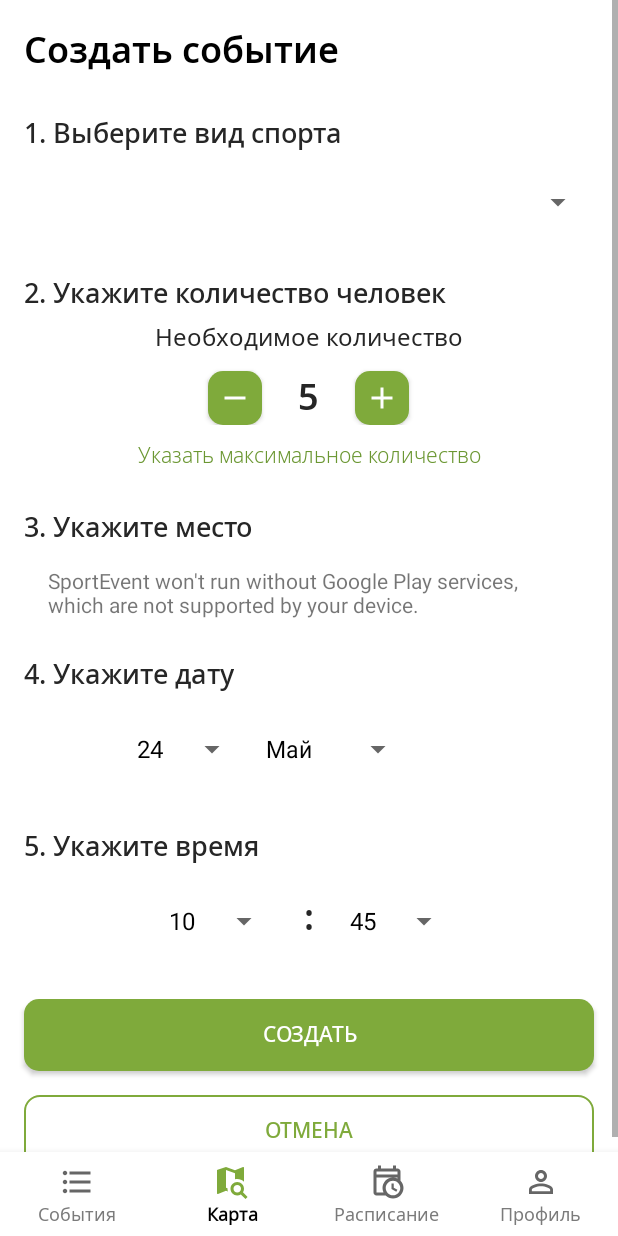
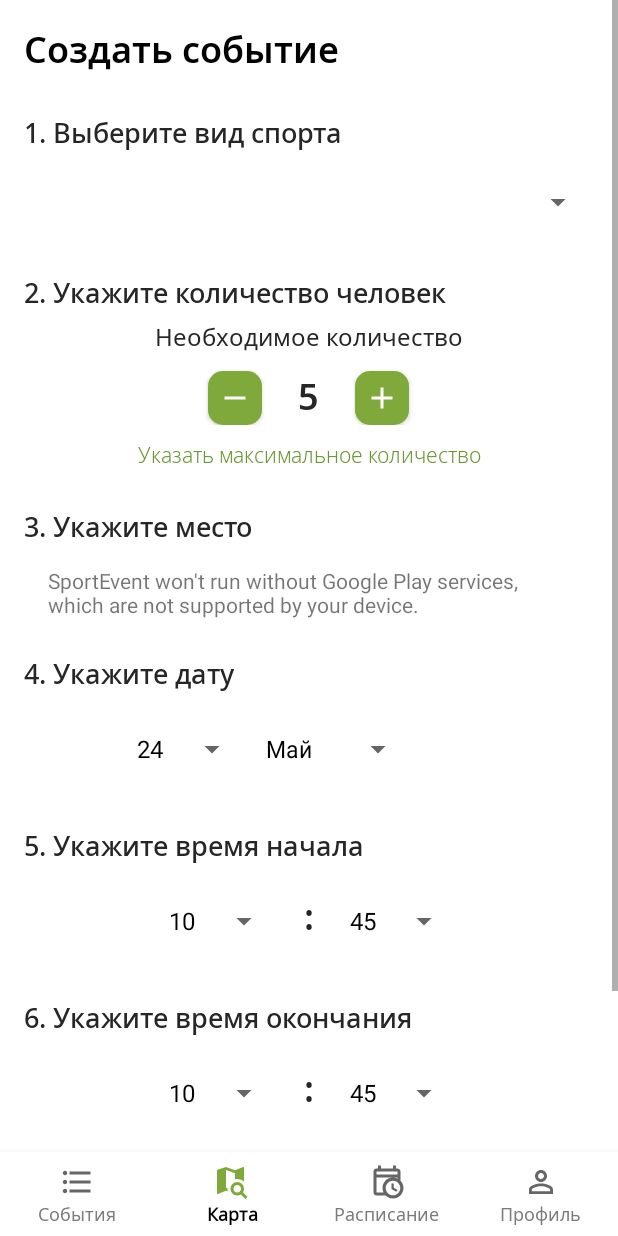
Before and after one commit to LukichevaPolina/SportEvent, an Android app: the fragment CreateEventFragment placed in its activity, on a phone screen of 412 x 824 dp. Run offline under Robolectric (Android 15) with nearby library versions, the light colour scheme and no system bars; Roboto replaces fonts that are not available here.

Commit message:
Small fixies in Creation event fragment

```diff
--- a/frontend/app/src/main/java/com/sport/event/accountManager/AccountAuthenticator.kt
+++ b/frontend/app/src/main/java/com/sport/event/accountManager/AccountAuthenticator.kt
@@ -75,6 +75,7 @@ class AccountAuthenticator(private val mContext: Context) : AbstractAccountAuthe
                 val refreshTokenResponse = refresh(refreshTokenRequest)
                 refreshTokenResponse?.getAccessToken()
             }
+            println(authToken)
         }
         val result = Bundle()
         result.putString(AccountManager.KEY_ACCOUNT_NAME, account.name)
--- a/frontend/app/src/main/java/com/sport/event/activities/CreateEventFragment.kt
+++ b/frontend/app/src/main/java/com/sport/event/activities/CreateEventFragment.kt
@@ -41,14 +41,18 @@ class CreateEventFragment : Fragment() {
 
     lateinit var dayAdapter: ArrayAdapter<Int>
     lateinit var monthAdapter: ArrayAdapter<String>
-    lateinit var hourAdapter: ArrayAdapter<String>
-    lateinit var minuteAdapter: ArrayAdapter<String>
+    lateinit var startHourAdapter: ArrayAdapter<String>
+    lateinit var startMinuteAdapter: ArrayAdapter<String>
+    lateinit var endHourAdapter: ArrayAdapter<String>
+    lateinit var endMinuteAdapter: ArrayAdapter<String>
     lateinit var sportAdapter: ArrayAdapter<String>
 
     var selectedDay: Int = day
     var selectedMonth: Int = month
-    var selectedHour:Int = hour
-    var selectedMinute: Int = minute
+    var selectedStartHour:Int = hour
+    var selectedStartMinute: Int = minute
+    var selectedEndHour:Int = hour
+    var selectedEndMinute: Int = minute
     var selectedSport: Int = 1
 
     var sports = ArrayList<String>()
@@ -61,8 +65,10 @@ class CreateEventFragment : Fragment() {
 
         dayAdapter= ArrayAdapter(requireContext(), R.layout.support_simple_spinner_dropdown_item, days)
         monthAdapter = ArrayAdapter(requireContext(), R.layout.support_simple_spinner_dropdown_item, months)
-        hourAdapter = ArrayAdapter(requireContext(), R.layout.support_simple_spinner_dropdown_item, hours)
-        minuteAdapter = ArrayAdapter(requireContext(), R.layout.support_simple_spinner_dropdown_item, minutes)
+        startHourAdapter = ArrayAdapter(requireContext(), R.layout.support_simple_spinner_dropdown_item, hours)
+        startMinuteAdapter = ArrayAdapter(requireContext(), R.layout.support_simple_spinner_dropdown_item, minutes)
+        endHourAdapter = ArrayAdapter(requireContext(), R.layout.support_simple_spinner_dropdown_item, hours)
+        endMinuteAdapter = ArrayAdapter(requireContext(), R.layout.support_simple_spinner_dropdown_item, minutes)
         sportAdapter = ArrayAdapter(requireContext(), R.layout.support_simple_spinner_dropdown_item, sports)
 
         APIApp.restClient?.service?.getSports()?.enqueue(object:
@@ -94,8 +100,10 @@ class CreateEventFragment : Fragment() {
 
         setDaysSpinner(view)
         setMonthSpinner(view)
-        setHoursSpinner(view)
-        setMinuteSpinner(view)
+        setStartHoursSpinner(view)
+        setStartMinuteSpinner(view)
+        setEndHoursSpinner(view)
+        setEndMinuteSpinner(view)
         setSportSpinner(view)
 
         val createButton: Button = view.findViewById(R.id.btnCreate)
@@ -114,7 +122,6 @@ class CreateEventFragment : Fragment() {
 
     private fun setDaysSpinner(view: View) {
         val daysSpinner: Spinner = view.findViewById(R.id.spinner_day)
-        dayAdapter.setDropDownViewResource(R.layout.support_simple_spinner_dropdown_item)
         daysSpinner.setAdapter(dayAdapter)
 
         val itemSelectedListener: AdapterView.OnItemSelectedListener =
@@ -128,11 +135,11 @@ class CreateEventFragment : Fragment() {
                     selectedDay = parent.getItemAtPosition(position) as Int
                     if (selectedDay == day && selectedMonth == month)
                     {
-                        setTodayMinutes(minutes, minuteAdapter)
-                        setTodayHours(hours, hourAdapter)
+                        setTodayMinutes(minutes, startMinuteAdapter, endMinuteAdapter)
+                        setTodayHours(hours, startHourAdapter, endHourAdapter)
                     } else {
-                        setStartMinutes(minutes, minuteAdapter)
-                        setStartHours(hours, hourAdapter)
+                        setStartMinutes(minutes, startMinuteAdapter, endMinuteAdapter)
+                        setStartHours(hours, startHourAdapter, endHourAdapter)
                     }
                 }
 
@@ -143,7 +150,6 @@ class CreateEventFragment : Fragment() {
 
     private fun setMonthSpinner(view: View) {
         val monthSpinner: Spinner = view.findViewById(R.id.spinner_month)
-        monthAdapter.setDropDownViewResource(R.layout.support_simple_spinner_dropdown_item)
         monthSpinner.setAdapter(monthAdapter)
 
         val itemSelectedListener: AdapterView.OnItemSelectedListener =
@@ -163,11 +169,11 @@ class CreateEventFragment : Fragment() {
                     }
                     if (selectedDay == day && selectedMonth == month)
                     {
-                        setTodayMinutes(minutes, minuteAdapter)
-                        setTodayHours(hours, hourAdapter)
+                        setTodayMinutes(minutes, startMinuteAdapter, endMinuteAdapter)
+                        setTodayHours(hours, startHourAdapter, endHourAdapter)
                     } else {
-                        setStartMinutes(minutes, minuteAdapter)
-                        setStartHours(hours, hourAdapter)
+                        setStartMinutes(minutes, startMinuteAdapter, endMinuteAdapter)
+                        setStartHours(hours, startHourAdapter, endHourAdapter)
                     }
                 }
 
@@ -176,10 +182,9 @@ class CreateEventFragment : Fragment() {
         monthSpinner.setOnItemSelectedListener(itemSelectedListener)
     }
 
-    private fun setMinuteSpinner(view: View) {
-        val minuteSpinner: Spinner = view.findViewById(R.id.spinner_minutes)
-        minuteAdapter.setDropDownViewResource(R.layout.support_simple_spinner_dropdown_item)
-        minuteSpinner.setAdapter(minuteAdapter)
+    private fun setStartMinuteSpinner(view: View) {
+        val minuteSpinner: Spinner = view.findViewById(R.id.spinner_start_minutes)
+        minuteSpinner.setAdapter(startMinuteAdapter)
 
         val itemSelectedListener: AdapterView.OnItemSelectedListener =
             object : AdapterView.OnItemSelectedListener {
@@ -189,7 +194,7 @@ class CreateEventFragment : Fragment() {
                     position: Int,
                     id: Long
                 ) {
-                    selectedMinute = (parent.getItemAtPosition(position) as String).toInt()
+                    selectedStartMinute = (parent.getItemAtPosition(position) as String).toInt()
                 }
 
                 override fun onNothingSelected(parent: AdapterView<*>?) {}
@@ -197,10 +202,9 @@ class CreateEventFragment : Fragment() {
         minuteSpinner.setOnItemSelectedListener(itemSelectedListener)
     }
 
-    private fun setHoursSpinner(view: View) {
-        val hourSpinner: Spinner = view.findViewById(R.id.spinner_hours)
-        hourAdapter.setDropDownViewResource(R.layout.support_simple_spinner_dropdown_item)
-        hourSpinner.setAdapter(hourAdapter)
+    private fun setEndMinuteSpinner(view: View) {
+        val minuteSpinner: Spinner = view.findViewById(R.id.spinner_end_minutes)
+        minuteSpinner.setAdapter(endMinuteAdapter)
 
         val itemSelectedListener: AdapterView.OnItemSelectedListener =
             object : AdapterView.OnItemSelectedListener {
@@ -210,12 +214,58 @@ class CreateEventFragment : Fragment() {
                     position: Int,
                     id: Long
                 ) {
-                    selectedHour = (parent.getItemAtPosition(position) as String).toInt()
+                    selectedEndMinute = (parent.getItemAtPosition(position) as String).toInt()
+                }
 
-                    if (selectedHour == hour) {
-                        setTodayMinutes(minutes, minuteAdapter)
+                override fun onNothingSelected(parent: AdapterView<*>?) {}
+            }
+        minuteSpinner.setOnItemSelectedListener(itemSelectedListener)
+    }
+
+    private fun setStartHoursSpinner(view: View) {
+        val hourSpinner: Spinner = view.findViewById(R.id.spinner_start_hours)
+        hourSpinner.setAdapter(startHourAdapter)
+
+        val itemSelectedListener: AdapterView.OnItemSelectedListener =
+            object : AdapterView.OnItemSelectedListener {
+                override fun onItemSelected(
+                    parent: AdapterView<*>,
+                    view: View,
+                    position: Int,
+                    id: Long
+                ) {
+                    selectedStartHour = (parent.getItemAtPosition(position) as String).toInt()
+
+                    if (selectedStartHour == hour) {
+                        setTodayMinutes(minutes, startMinuteAdapter, endMinuteAdapter)
                     } else {
-                        setStartMinutes(minutes, minuteAdapter)
+                        setStartMinutes(minutes, startMinuteAdapter, endMinuteAdapter)
+                    }
+                }
+
+                override fun onNothingSelected(parent: AdapterView<*>?) {}
+            }
+        hourSpinner.setOnItemSelectedListener(itemSelectedListener)
+    }
+
+    private fun setEndHoursSpinner(view: View) {
+        val hourSpinner: Spinner = view.findViewById(R.id.spinner_end_hours)
+        hourSpinner.setAdapter(endHourAdapter)
+
+        val itemSelectedListener: AdapterView.OnItemSelectedListener =
+            object : AdapterView.OnItemSelectedListener {
+                override fun onItemSelected(
+                    parent: AdapterView<*>,
+                    view: View,
+                    position: Int,
+                    id: Long
+                ) {
+                    selectedEndHour = (parent.getItemAtPosition(position) as String).toInt()
+
+                    if (selectedEndHour == hour) {
+                        setTodayMinutes(minutes, startMinuteAdapter, endMinuteAdapter)
+                    } else {
+                        setStartMinutes(minutes, startMinuteAdapter, endMinuteAdapter)
                     }
                 }
 
@@ -257,32 +307,36 @@ class CreateEventFragment : Fragment() {
         adapter.notifyDataSetChanged()
     }
 
-    private fun setStartMinutes(data: ArrayList<String>, adapter: ArrayAdapter<String>) {
+    private fun setStartMinutes(data: ArrayList<String>, startAdapter: ArrayAdapter<String>, endAdapter: ArrayAdapter<String>) {
         data.clear()
         data.addAll(ArrayList((0..59 step 15).toList().map{String.format("%02d", it)}))
-        adapter.notifyDataSetChanged()
+        startAdapter.notifyDataSetChanged()
+        endAdapter.notifyDataSetChanged()
     }
 
-    private fun setTodayMinutes(data: ArrayList<String>, adapter: ArrayAdapter<String>) {
+    private fun setTodayMinutes(data: ArrayList<String>, startAdapter: ArrayAdapter<String>, endAdapter: ArrayAdapter<String>) {
         cal = Calendar.getInstance(Locale.ENGLISH)
         minute = (cal[Calendar.MINUTE] / 15 + 1) * 15
         data.clear()
         data.addAll(ArrayList((minute..59 step 15).toList().map{String.format("%02d", it)}))
-        adapter.notifyDataSetChanged()
+        startAdapter.notifyDataSetChanged()
+        endAdapter.notifyDataSetChanged()
     }
 
-    private fun setStartHours(data: ArrayList<String>, adapter: ArrayAdapter<String>) {
+    private fun setStartHours(data: ArrayList<String>, startAdapter: ArrayAdapter<String>, endAdapter: ArrayAdapter<String>) {
         data.clear()
         data.addAll(ArrayList((0..23).toList().map{String.format("%02d", it)}))
-        adapter.notifyDataSetChanged()
+        startAdapter.notifyDataSetChanged()
+        endAdapter.notifyDataSetChanged()
     }
 
-    private fun setTodayHours(data: ArrayList<String>, adapter: ArrayAdapter<String>) {
+    private fun setTodayHours(data: ArrayList<String>, startAdapter: ArrayAdapter<String>, endAdapter: ArrayAdapter<String>) {
         cal = Calendar.getInstance(Locale.ENGLISH)
         hour = cal[Calendar.HOUR_OF_DAY]
         data.clear()
         data.addAll(ArrayList((hour..23).toList().map{String.format("%02d", it)}))
-        adapter.notifyDataSetChanged()
+        startAdapter.notifyDataSetChanged()
+        endAdapter.notifyDataSetChanged()
     }
 
     private fun clickMinus(buttonMinus: Button, buttonPlus: Button, textView: TextView) {
@@ -305,9 +359,13 @@ class CreateEventFragment : Fragment() {
 
 
     private fun CreateEvent() {
+        if (selectedStartHour > selectedEndHour || ((selectedStartHour == selectedEndHour) and (selectedStartMinute > selectedEndMinute))) {
+            Toast.makeText(context, "Время начала должно быть раньше времени окончания!", Toast.LENGTH_LONG).show()
+            return
+        }
         val date = "2022-" + String.format("%02d", selectedMonth + 1) + "-" + String.format("%02d",selectedDay)
-        val startTime = selectedHour.toString() + ":" + selectedMinute
-        val endTime = (selectedHour + 1).toString() + ":" + selectedMinute
+        val startTime = selectedStartHour.toString() + ":" + selectedStartMinute
+        val endTime = selectedEndHour.toString() + ":" + selectedEndMinute
         val freeSeats = personNumber
         val level = 1
         val latitude = 22
@@ -337,15 +395,11 @@ class CreateEventFragment : Fragment() {
         }.start()
     }
 
-    fun CloseFragment() {
+    private fun CloseFragment() {
         val fm: FragmentManager = parentFragmentManager
         val ft: FragmentTransaction = fm.beginTransaction()
         ft.remove(this)
         ft.setTransition(FragmentTransaction.TRANSIT_FRAGMENT_CLOSE)
         ft.commit()
     }
-
-    companion object {
-        fun newInstance(param1: String, param2: String) = CreateEventFragment()
-    }
 }
--- a/frontend/app/src/main/res/layout/fragment_create_event.xml
+++ b/frontend/app/src/main/res/layout/fragment_create_event.xml
@@ -217,23 +217,23 @@
         </RelativeLayout>
 
         <TextView
-            android:id="@+id/choose_time_text"
+            android:id="@+id/choose_start_time_text"
             android:layout_width="wrap_content"
             android:layout_height="wrap_content"
             android:layout_below="@+id/date_layout"
             android:layout_marginStart="16dp"
             android:layout_marginTop="24dp"
             android:layout_marginBottom="4dp"
-            android:text="5. Укажите время"
+            android:text="@string/_5_start_time"
             android:textAppearance="@style/Text_Subtitle_18pt"
             android:textColor="@color/Base_800"
             app:layout_constraintStart_toStartOf="parent" />
 
         <RelativeLayout
-            android:id="@+id/time_layout"
+            android:id="@+id/starts_time_layout"
             android:layout_width="wrap_content"
             android:layout_height="wrap_content"
-            android:layout_below="@+id/choose_time_text"
+            android:layout_below="@+id/choose_start_time_text"
             android:layout_alignParentStart="true"
             android:layout_alignParentEnd="true"
             android:layout_marginStart="67dp"
@@ -243,16 +243,16 @@
             android:radius="16dp">
 
             <Spinner
-                android:id="@+id/spinner_hours"
+                android:id="@+id/spinner_start_hours"
                 android:layout_width="wrap_content"
                 android:layout_height="wrap_content"
                 android:layout_marginTop="8dp"
                 android:layout_marginEnd="16dp"
                 android:layout_marginBottom="4dp"
-                android:layout_toStartOf="@+id/colon" />
+                android:layout_toStartOf="@+id/start_colon" />
 
             <TextView
-                android:id="@+id/colon"
+                android:id="@+id/start_colon"
                 android:layout_width="wrap_content"
                 android:layout_height="wrap_content"
                 android:layout_centerInParent="true"
@@ -264,20 +264,77 @@
 
 
             <Spinner
-                android:id="@+id/spinner_minutes"
+                android:id="@+id/spinner_start_minutes"
                 android:layout_width="wrap_content"
                 android:layout_height="wrap_content"
                 android:layout_marginStart="16dp"
                 android:layout_marginTop="8dp"
                 android:layout_marginBottom="4dp"
-                android:layout_toEndOf="@+id/colon" />
+                android:layout_toEndOf="@+id/start_colon" />
+        </RelativeLayout>
+
+        <TextView
+            android:id="@+id/choose_end_time_text"
+            android:layout_width="wrap_content"
+            android:layout_height="wrap_content"
+            android:layout_below="@+id/starts_time_layout"
+            android:layout_marginStart="16dp"
+            android:layout_marginTop="24dp"
+            android:layout_marginBottom="4dp"
+            android:text="@string/_6_end_time"
+            android:textAppearance="@style/Text_Subtitle_18pt"
+            android:textColor="@color/Base_800"
+            app:layout_constraintStart_toStartOf="parent" />
+
+        <RelativeLayout
+            android:id="@+id/end_time_layout"
+            android:layout_width="wrap_content"
+            android:layout_height="wrap_content"
+            android:layout_below="@+id/choose_end_time_text"
+            android:layout_alignParentStart="true"
+            android:layout_alignParentEnd="true"
+            android:layout_marginStart="67dp"
+            android:layout_marginEnd="67dp"
+            android:background="@color/Base_0"
+            android:orientation="vertical"
+            android:radius="16dp">
+
+            <Spinner
+                android:id="@+id/spinner_end_hours"
+                android:layout_width="wrap_content"
+                android:layout_height="wrap_content"
+                android:layout_marginTop="8dp"
+                android:layout_marginEnd="16dp"
+                android:layout_marginBottom="4dp"
+                android:layout_toStartOf="@+id/end_colon" />
+
+            <TextView
+                android:id="@+id/end_colon"
+                android:layout_width="wrap_content"
+                android:layout_height="wrap_content"
+                android:layout_centerInParent="true"
+                android:layout_marginTop="10dp"
+                android:gravity="center"
+                android:text=":"
+                android:textAppearance="@style/Text_H1_24pt"
+                android:textColor="@color/Base_800" />
+
+
+            <Spinner
+                android:id="@+id/spinner_end_minutes"
+                android:layout_width="wrap_content"
+                android:layout_height="wrap_content"
+                android:layout_marginStart="16dp"
+                android:layout_marginTop="8dp"
+                android:layout_marginBottom="4dp"
+                android:layout_toEndOf="@+id/end_colon" />
         </RelativeLayout>
 
         <Button
             android:id="@+id/btnCreate"
             android:layout_width="fill_parent"
             android:layout_height="wrap_content"
-            android:layout_below="@+id/time_layout"
+            android:layout_below="@+id/end_time_layout"
             android:layout_marginStart="16dp"
             android:layout_marginTop="24dp"
             android:layout_marginEnd="16dp"
--- a/frontend/app/src/main/res/values/strings.xml
+++ b/frontend/app/src/main/res/values/strings.xml
@@ -57,5 +57,7 @@
     <string name="create">Создать</string>
     <string name="Cancel">Отмена</string>
     <string name="exit">Выйти</string>
+    <string name="_5_start_time">5. Укажите время начала</string>
+    <string name="_6_end_time">6. Укажите время окончания</string>
 
 </resources>
```
Also changed, not shown: 1 other file.
